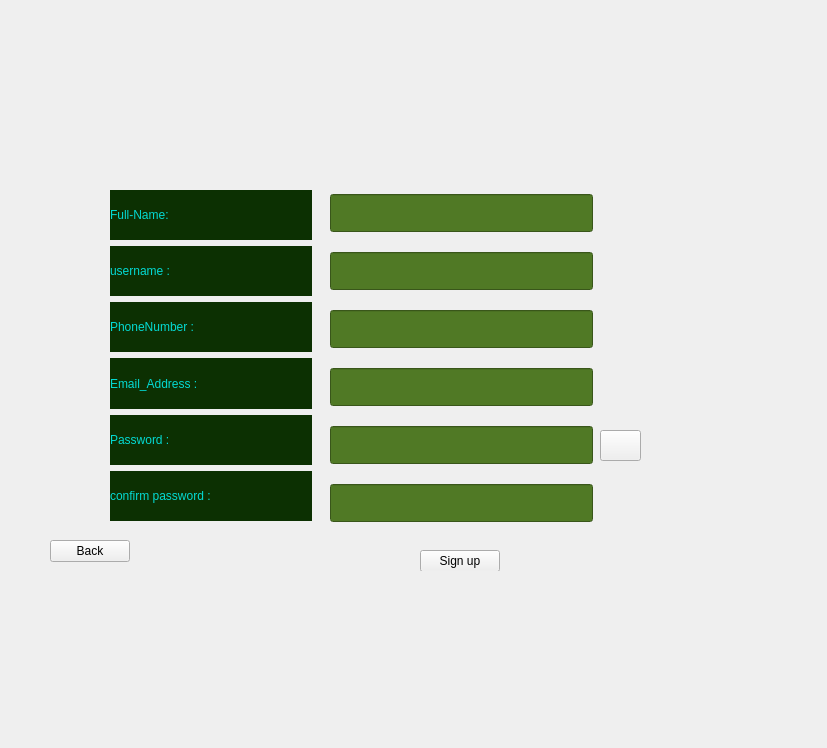
Before: the Qt Designer form Client/mainwindow.ui in Amirmahdi-AM/Plants-VS-Zombies, drawn with Qt 5.
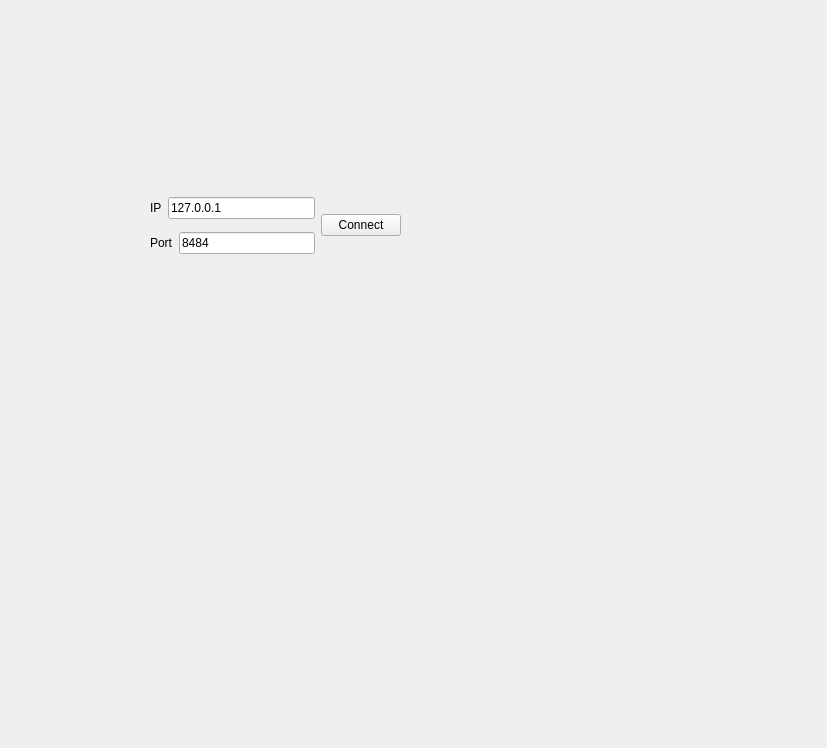
After: the same form once the commit is applied. The open tabs and pages were chosen to show the change.

Commit message: Add server page to the client project and fixing some bugs.

Patch:
```diff
--- a/Client/mainwindow.ui
+++ b/Client/mainwindow.ui
@@ -271,8 +271,8 @@
      <widget class="QWidget" name="layoutWidget">
       <property name="geometry">
        <rect>
-        <x>330</x>
-        <y>180</y>
+        <x>390</x>
+        <y>170</y>
         <width>263</width>
         <height>361</height>
        </rect>
@@ -285,7 +285,7 @@
            <family>Sitka Display Semibold</family>
            <pointsize>16</pointsize>
            <italic>false</italic>
-           <bold>true</bold>
+           <fontweight>DemiBold</fontweight>
           </font>
          </property>
          <property name="styleSheet">
@@ -303,7 +303,7 @@
            <family>Sitka Display Semibold</family>
            <pointsize>16</pointsize>
            <italic>false</italic>
-           <bold>true</bold>
+           <fontweight>DemiBold</fontweight>
           </font>
          </property>
          <property name="styleSheet">
@@ -321,7 +321,7 @@
            <family>Sitka Display Semibold</family>
            <pointsize>16</pointsize>
            <italic>false</italic>
-           <bold>true</bold>
+           <fontweight>DemiBold</fontweight>
           </font>
          </property>
          <property name="styleSheet">
@@ -339,7 +339,7 @@
            <family>Sitka Display Semibold</family>
            <pointsize>16</pointsize>
            <italic>false</italic>
-           <bold>true</bold>
+           <fontweight>DemiBold</fontweight>
           </font>
          </property>
          <property name="styleSheet">
@@ -357,7 +357,7 @@
            <family>Sitka Display Semibold</family>
            <pointsize>16</pointsize>
            <italic>false</italic>
-           <bold>true</bold>
+           <fontweight>DemiBold</fontweight>
           </font>
          </property>
          <property name="styleSheet">
@@ -375,7 +375,7 @@
            <family>Sitka Display Semibold</family>
            <pointsize>16</pointsize>
            <italic>false</italic>
-           <bold>true</bold>
+           <fontweight>DemiBold</fontweight>
           </font>
          </property>
          <property name="styleSheet">
@@ -392,9 +392,9 @@
       <property name="geometry">
        <rect>
         <x>110</x>
-        <y>190</y>
-        <width>202</width>
-        <height>331</height>
+        <y>180</y>
+        <width>277</width>
+        <height>341</height>
        </rect>
       </property>
       <layout class="QVBoxLayout" name="verticalLayout_2">
@@ -491,8 +491,8 @@
      <widget class="QPushButton" name="eye_signup">
       <property name="geometry">
        <rect>
-        <x>600</x>
-        <y>430</y>
+        <x>660</x>
+        <y>420</y>
         <width>41</width>
         <height>31</height>
        </rect>
@@ -819,6 +819,67 @@
       </property>
      </widget>
     </widget>
+    <widget class="QWidget" name="server">
+     <widget class="QWidget" name="layoutWidget">
+      <property name="geometry">
+       <rect>
+        <x>150</x>
+        <y>190</y>
+        <width>251</width>
+        <height>71</height>
+       </rect>
+      </property>
+      <layout class="QHBoxLayout" name="horizontalLayout_3">
+       <item>
+        <layout class="QVBoxLayout" name="verticalLayout_7">
+         <item>
+          <layout class="QHBoxLayout" name="horizontalLayout">
+           <item>
+            <widget class="QLabel" name="label_16">
+             <property name="text">
+              <string>IP</string>
+             </property>
+            </widget>
+           </item>
+           <item>
+            <widget class="QLineEdit" name="IPEdit">
+             <property name="text">
+              <string>127.0.0.1</string>
+             </property>
+            </widget>
+           </item>
+          </layout>
+         </item>
+         <item>
+          <layout class="QHBoxLayout" name="horizontalLayout_2">
+           <item>
+            <widget class="QLabel" name="label_17">
+             <property name="text">
+              <string>Port</string>
+             </property>
+            </widget>
+           </item>
+           <item>
+            <widget class="QLineEdit" name="portEdit">
+             <property name="text">
+              <string>8484</string>
+             </property>
+            </widget>
+           </item>
+          </layout>
+         </item>
+        </layout>
+       </item>
+       <item>
+        <widget class="QPushButton" name="connectButton">
+         <property name="text">
+          <string>Connect</string>
+         </property>
+        </widget>
+       </item>
+      </layout>
+     </widget>
+    </widget>
    </widget>
   </widget>
   <widget class="QMenuBar" name="menubar">
```
Left out of the diff: 24 changed lines with no effect on the pictures. The commit also changes 4 other files.
